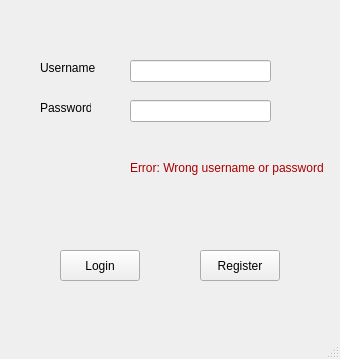
Before: the Qt Designer form loginwindow.ui in Ahmed-Soliman1/New-Lab-Project, drawn with Qt 5.
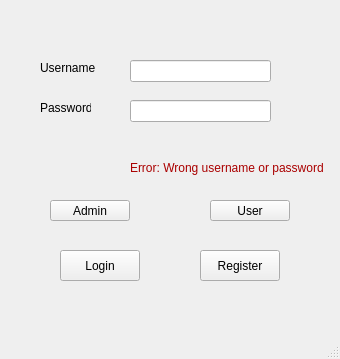
After: the same form once the commit is applied.

```diff
--- a/loginwindow.ui
+++ b/loginwindow.ui
@@ -102,6 +102,32 @@
      <string>&lt;html&gt;&lt;head/&gt;&lt;body&gt;&lt;p&gt;&lt;span style=&quot; color:#aa0000;&quot;&gt;Error: Wrong username or password&lt;/span&gt;&lt;/p&gt;&lt;/body&gt;&lt;/html&gt;</string>
     </property>
    </widget>
+   <widget class="QPushButton" name="pushButton">
+    <property name="geometry">
+     <rect>
+      <x>50</x>
+      <y>200</y>
+      <width>80</width>
+      <height>21</height>
+     </rect>
+    </property>
+    <property name="text">
+     <string>Admin</string>
+    </property>
+   </widget>
+   <widget class="QPushButton" name="pushButton_2">
+    <property name="geometry">
+     <rect>
+      <x>210</x>
+      <y>200</y>
+      <width>80</width>
+      <height>21</height>
+     </rect>
+    </property>
+    <property name="text">
+     <string>User</string>
+    </property>
+   </widget>
   </widget>
   <widget class="QMenuBar" name="menubar">
    <property name="geometry">
```
